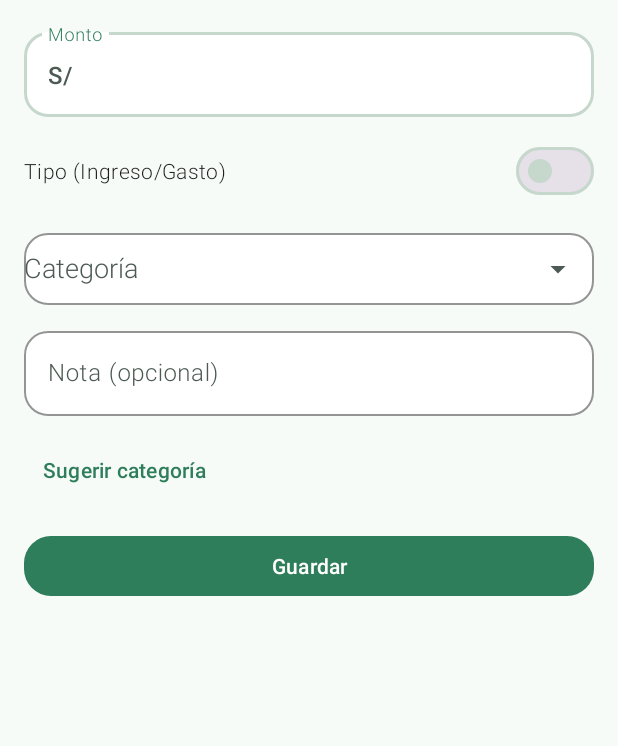
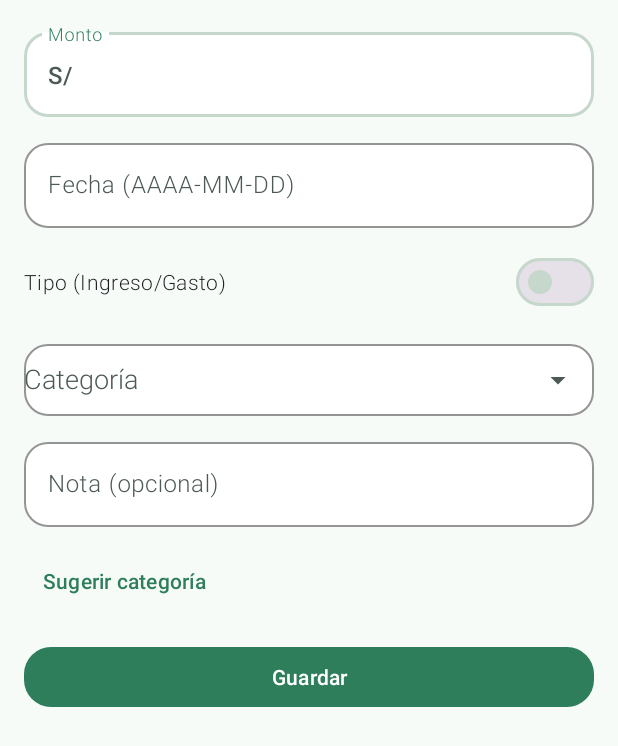
Before and after one commit to Mystic1127/app-finanzas, an Android app: the layout fragment_nueva_transaccion.xml on its own in the app's theme, with its tools: preview values and no code run, on a phone screen of 412 x 824 dp. Shown: the top 746 px of the screen. Run offline under Robolectric (Android 15) with nearby library versions, the phone set to English and light mode, and no system bars.

Commit message:
Add dark mode, editable dates, and transaction export

```diff
--- a/app/src/main/java/com/example/finanzas/data/local/LocalDatabase.java
+++ b/app/src/main/java/com/example/finanzas/data/local/LocalDatabase.java
@@ -10,6 +10,7 @@ public class LocalDatabase extends SQLiteOpenHelper {
     public static final int DB_VERSION = 1;
 
     private static LocalDatabase instance;
+    private final Context context;
 
     public static synchronized LocalDatabase getInstance(Context context) {
         if (instance == null) {
@@ -20,6 +21,7 @@ public class LocalDatabase extends SQLiteOpenHelper {
 
     private LocalDatabase(Context context) {
         super(context, DB_NAME, null, DB_VERSION);
+        this.context = context;
     }
 
     @Override
@@ -63,4 +65,8 @@ public class LocalDatabase extends SQLiteOpenHelper {
         db.execSQL("DROP TABLE IF EXISTS households");
         onCreate(db);
     }
+
+    public Context getContext() {
+        return context;
+    }
 }
--- a/app/src/main/res/layout/fragment_nueva_transaccion.xml
+++ b/app/src/main/res/layout/fragment_nueva_transaccion.xml
@@ -23,6 +23,22 @@
                 android:id="@+id/etMonto"
                 android:hint="@string/hint_monto"
                 android:inputType="numberDecimal"
+                android:textColor="?attr/colorOnSurface"
+                android:textColorHint="?attr/colorOnSurfaceVariant"
+                android:layout_width="match_parent"
+                android:layout_height="wrap_content" />
+        </com.google.android.material.textfield.TextInputLayout>
+
+        <com.google.android.material.textfield.TextInputLayout
+            android:layout_width="match_parent"
+            android:layout_height="wrap_content"
+            android:layout_marginTop="12dp"
+            app:hintEnabled="true">
+
+            <com.google.android.material.textfield.TextInputEditText
+                android:id="@+id/etFecha"
+                android:hint="@string/hint_fecha"
+                android:inputType="datetime"
                 android:textColor="?attr/colorOnSurface"
                 android:textColorHint="?attr/colorOnSurfaceVariant"
                 android:layout_width="match_parent"
--- /dev/null
+++ b/app/src/main/res/values-night/colors.xml
@@ -0,0 +1,49 @@
+<?xml version="1.0" encoding="utf-8"?>
+<resources>
+    <color name="colorPrimary">#8DE9BB</color>
+    <color name="colorOnPrimary">#0B2217</color>
+    <color name="colorAccent">#6BD8A8</color>
+    <color name="danger">#FFB3C0</color>
+    <color name="bg">#0F1713</color>
+
+    <color name="md_theme_primary">#6BD8A8</color>
+    <color name="md_theme_onPrimary">#0C2519</color>
+    <color name="md_theme_secondary">#88C2A5</color>
+    <color name="md_theme_onSecondary">#0F1D17</color>
+    <color name="md_theme_background">@color/bg</color>
+    <color name="md_theme_onBackground">#E4E8E3</color>
+    <color name="md_theme_surface">#141D18</color>
+    <color name="md_theme_onSurface">#E4E8E3</color>
+    <color name="md_theme_outline">#3B4B43</color>
+    <color name="md_theme_outlineVariant">#223029</color>
+    <color name="md_theme_onSurfaceVariant">#B6C4BC</color>
+    <color name="md_theme_onSecondaryContainer">#E4E8E3</color>
+    <color name="income">#8DE9BB</color>
+    <color name="expense">#F08A94</color>
+    <color name="md_theme_primaryContainer">#1E2C25</color>
+    <color name="md_theme_onPrimaryContainer">#C6F3DF</color>
+    <color name="md_theme_secondaryContainer">#1D2B24</color>
+    <color name="md_theme_tertiary">#9CC7B5</color>
+    <color name="md_theme_onTertiary">#10201A</color>
+    <color name="md_theme_tertiaryContainer">#1E2F27</color>
+    <color name="md_theme_onTertiaryContainer">#CDEAD9</color>
+    <color name="md_theme_onError">#2D0A12</color>
+    <color name="md_theme_errorContainer">#5C1B29</color>
+    <color name="md_theme_onErrorContainer">#FFDDE4</color>
+
+    <color name="risk_low_bg">#1F2C24</color>
+    <color name="risk_low_text">#A5E6C7</color>
+    <color name="risk_medium_bg">#2F2A1C</color>
+    <color name="risk_medium_text">#F1C27D</color>
+    <color name="risk_high_bg">#3A2424</color>
+    <color name="risk_high_text">#FFB3C0</color>
+
+    <color name="white">#E4E8E3</color>
+    <color name="black">#0B0F0D</color>
+    <color name="gray_light">#2A342F</color>
+    <color name="gray_medium">#5C6B63</color>
+    <color name="gray_dark">#A9B7B0</color>
+
+    <color name="gradient_start">#1E2C25</color>
+    <color name="gradient_end">#14211B</color>
+</resources>
--- a/app/src/main/res/values/strings.xml
+++ b/app/src/main/res/values/strings.xml
@@ -13,11 +13,13 @@
     <string name="categoria_cd">Selector de categoría</string>
 
     <string name="hint_nota_opcional">Nota (opcional)</string>
+    <string name="hint_fecha">Fecha (AAAA-MM-DD)</string>
     <string name="btn_guardar">Guardar</string>
     <string name="btn_eliminar">Eliminar</string>
     <string name="trans_saved">Transacción guardada</string>
     <string name="trans_updated">Transacción actualizada</string>
     <string name="error_guardar_transaccion">No se pudo guardar la transacción</string>
+    <string name="error_formato_fecha">Ingresa una fecha válida en formato AAAA-MM-DD.</string>
     <string name="error_cargar_categorias">No se pudieron cargar las categorías</string>
 
     <string name="auth_titulo_login">Iniciar sesión</string>
@@ -140,6 +142,9 @@
     <string name="transactions_period_reset">Volver al mes actual</string>
     <string name="transactions_loaded_period">Mostrando transacciones de %1$s</string>
     <string name="pres_confirm_delete">¿Eliminar esta transacción?</string>
+    <string name="transactions_export">Exportar movimientos a .txt</string>
+    <string name="transactions_export_success">Archivo seguro guardado en: %1$s</string>
+    <string name="transactions_export_error">No se pudo exportar las transacciones.</string>
 
     <string name="imports_title">Importaciones bancarias</string>
     <string name="imports_new">Nueva importación</string>
--- a/app/src/main/res/values/themes.xml
+++ b/app/src/main/res/values/themes.xml
@@ -1,7 +1,7 @@
 <resources xmlns:tools="http://schemas.android.com/tools">
 
     <!-- Base sin ActionBar -->
-    <style name="Base.Theme.Finanzas" parent="Theme.Material3.Light.NoActionBar">
+    <style name="Base.Theme.Finanzas" parent="Theme.Material3.DayNight.NoActionBar">
 
         <!-- Desactivar colores dinámicos -->
         <item name="isMaterial3DynamicColorApplied">false</item>
```
Also changed, not shown: app/src/main/java/com/example/finanzas/data/api/TransService.java (+15 -4 lines), app/src/main/java/com/example/finanzas/data/local/LocalRepository.java (+73 -2 lines), app/src/main/java/com/example/finanzas/ui/ListaTransaccionesFragment.java (+32 -0 lines), app/src/main/java/com/example/finanzas/ui/NuevaTransaccionFragment.java (+46 -3 lines), app/src/main/java/com/example/finanzas/util/DateInputMask.java (added, +50 -0 lines), app/src/main/res/layout/fragment_lista_transacciones.xml (+8 -0 lines).
